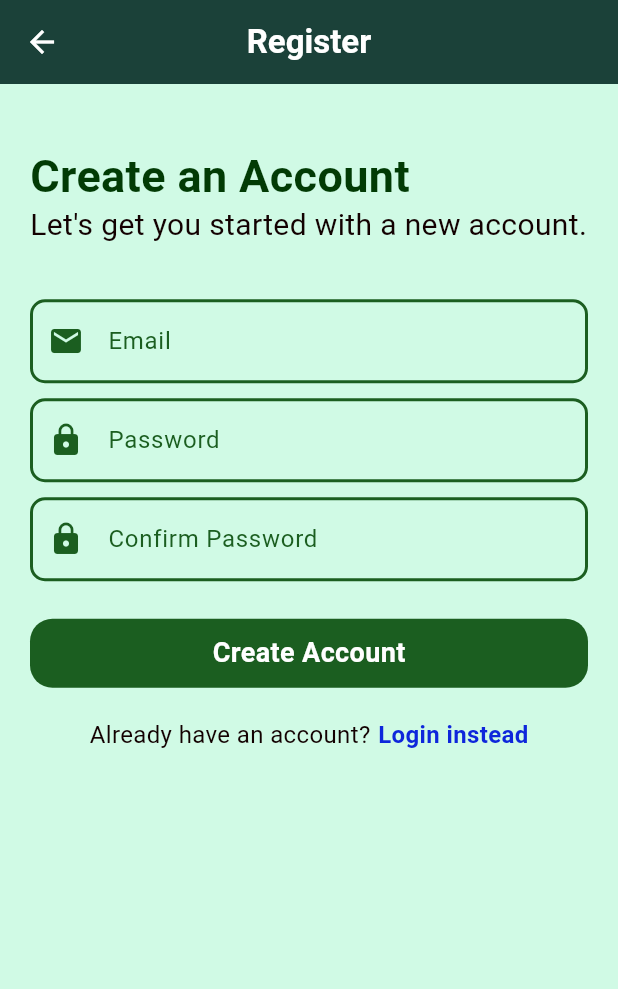
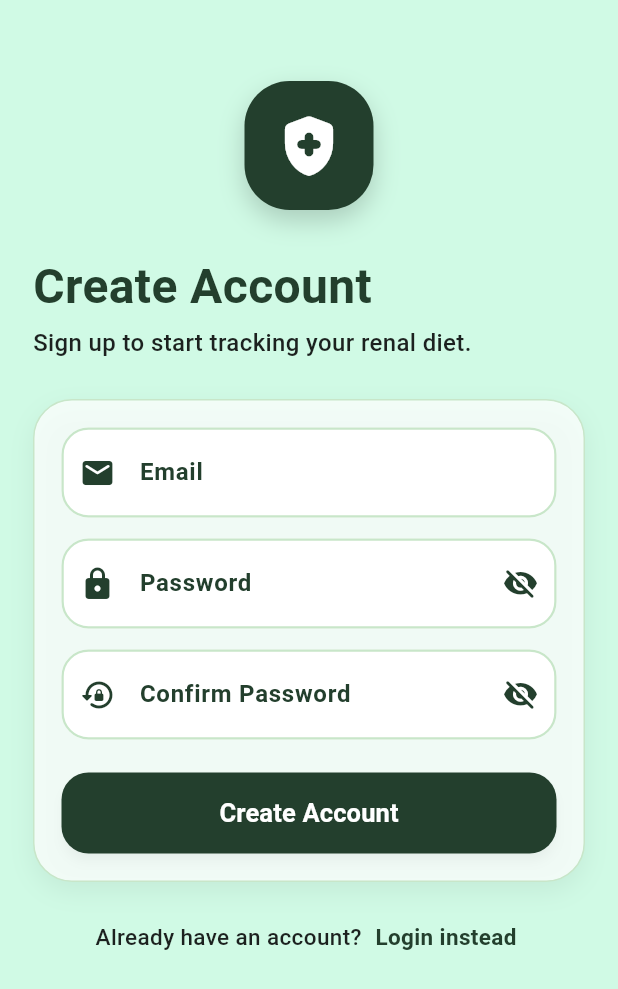
Before and after one commit to kirr24/RenalBites, a Flutter app: the RegisterScreen screen opened directly, on a phone screen of 412 x 824 dp. Shown: the top 989 px of the screen. Run offline on Flutter 3.47's test engine with Material 3 defaults, Android fonts, the phone set to English and light mode, and no system bars; our stand-ins replace cloud_firestore, curved_navigation_bar, firebase_auth, firebase_core, firebase_storage, fl_chart and 2 more; accounts and stored records are empty.

Commit message:
Update register_screen.dart

```diff
--- a/lib/screens/register_screen.dart
+++ b/lib/screens/register_screen.dart
@@ -1,10 +1,10 @@
 import 'package:firebase_auth/firebase_auth.dart';
 import 'package:flutter/material.dart';
 import 'package:renalbites/screens/createprofile_screen.dart';
-import 'login_screen.dart';
 
 class RegisterScreen extends StatefulWidget {
   final VoidCallback showLoginScreen;
+
   const RegisterScreen({super.key, required this.showLoginScreen});
 
   @override
@@ -12,13 +12,16 @@ class RegisterScreen extends StatefulWidget {
 }
 
 class _RegisterScreenState extends State<RegisterScreen> {
-  // text controllers for email and password fields
   final TextEditingController _emailController = TextEditingController();
   final TextEditingController _passwordController = TextEditingController();
   final TextEditingController _confirmPasswordController =
       TextEditingController();
 
-  @override // Dispose of the controllers when the widget is removed from the widget tree to free up resources and prevent memory leaks.
+  bool _isLoading = false;
+  bool _obscurePassword = true;
+  bool _obscureConfirmPassword = true;
+
+  @override
   void dispose() {
     _emailController.dispose();
     _passwordController.dispose();
@@ -32,18 +35,32 @@ class _RegisterScreenState extends State<RegisterScreen> {
   }
 
   Future<bool> createAccount() async {
+    final email = _emailController.text.trim();
+    final password = _passwordController.text.trim();
+    final confirmPassword = _confirmPasswordController.text.trim();
+
+    if (email.isEmpty || password.isEmpty || confirmPassword.isEmpty) {
+      ScaffoldMessenger.of(context).showSnackBar(
+        const SnackBar(content: Text('Please fill in all fields')),
+      );
+      return false;
+    }
+
     if (!passwordConfirmed()) {
       ScaffoldMessenger.of(
         context,
-      ).showSnackBar(SnackBar(content: Text('Passwords do not match')));
+      ).showSnackBar(const SnackBar(content: Text('Passwords do not match')));
       return false;
     }
 
     try {
+      setState(() => _isLoading = true);
+
       await FirebaseAuth.instance.createUserWithEmailAndPassword(
-        email: _emailController.text.trim(),
-        password: _passwordController.text.trim(),
+        email: email,
+        password: password,
       );
+
       return true;
     } on FirebaseAuthException catch (e) {
       String message = 'Registration failed';
@@ -59,209 +76,286 @@ class _RegisterScreenState extends State<RegisterScreen> {
       ScaffoldMessenger.of(
         context,
       ).showSnackBar(SnackBar(content: Text(message)));
+
       return false;
     } catch (e) {
       ScaffoldMessenger.of(
         context,
       ).showSnackBar(SnackBar(content: Text('Error: $e')));
       return false;
+    } finally {
+      if (mounted) {
+        setState(() => _isLoading = false);
       }
+    }
+  }
+
+  InputDecoration inputDecoration({
+    required String label,
+    required IconData icon,
+    Widget? suffixIcon,
+  }) {
+    return InputDecoration(
+      labelText: label,
+      labelStyle: const TextStyle(
+        color: Color.fromARGB(255, 35, 63, 45),
+        fontWeight: FontWeight.w600,
+      ),
+      prefixIcon: Icon(icon, color: const Color.fromARGB(255, 35, 63, 45)),
+      suffixIcon: suffixIcon,
+      filled: true,
+      fillColor: Colors.white,
+      contentPadding: const EdgeInsets.symmetric(horizontal: 18, vertical: 18),
+      enabledBorder: OutlineInputBorder(
+        borderRadius: BorderRadius.circular(18),
+        borderSide: BorderSide(color: Colors.green.shade100, width: 1.5),
+      ),
+      focusedBorder: OutlineInputBorder(
+        borderRadius: BorderRadius.circular(18),
+        borderSide: const BorderSide(
+          color: Color.fromARGB(255, 35, 63, 45),
+          width: 2,
+        ),
+      ),
+      errorBorder: OutlineInputBorder(
+        borderRadius: BorderRadius.circular(18),
+        borderSide: const BorderSide(color: Colors.red, width: 1.5),
+      ),
+      focusedErrorBorder: OutlineInputBorder(
+        borderRadius: BorderRadius.circular(18),
+        borderSide: const BorderSide(color: Colors.red, width: 2),
+      ),
+    );
   }
 
   @override
   Widget build(BuildContext context) {
     return Scaffold(
       backgroundColor: const Color.fromARGB(255, 208, 250, 229),
-      appBar: AppBar(
-        title: const Text(
-          'Register',
-          style: TextStyle(fontWeight: FontWeight.bold),
-        ),
-        centerTitle: true,
-      ),
-
-      body: SingleChildScrollView(
+      body: SafeArea(
+        child: SingleChildScrollView(
+          padding: const EdgeInsets.symmetric(horizontal: 22, vertical: 24),
           child: Column(
-          mainAxisAlignment: MainAxisAlignment.start,
             crossAxisAlignment: CrossAxisAlignment.start,
             children: [
-            SizedBox(
-              height: 40,
-            ), //contol the space between the top and the image
-
-            Padding(
-              padding: EdgeInsets.only(left: 20, bottom: 0.5),
-              child: Text(
-                'Create an Account',
-                style: TextStyle(
-                  fontSize: 30,
-                  fontWeight: FontWeight.bold,
-                  color: const Color.fromARGB(255, 2, 59, 5),
+              const SizedBox(height: 30),
+              Center(
+                child: Container(
+                  width: 86,
+                  height: 86,
+                  decoration: BoxDecoration(
+                    color: const Color.fromARGB(255, 35, 63, 45),
+                    borderRadius: BorderRadius.circular(30),
+                    boxShadow: [
+                      BoxShadow(
+                        color: Colors.black.withOpacity(0.18),
+                        blurRadius: 14,
+                        offset: const Offset(0, 7),
+                      ),
+                    ],
+                  ),
+                  child: const Icon(
+                    Icons.health_and_safety_rounded,
+                    color: Colors.white,
+                    size: 48,
                   ),
                 ),
               ),
 
-            Padding(
-              padding: EdgeInsets.only(left: 20),
-              child: Text(
-                'Let\'s get you started with a new account.',
+              const SizedBox(height: 28),
+
+              const Text(
+                'Create Account',
                 style: TextStyle(
-                  fontStyle: FontStyle.normal,
-                  fontSize: 20,
-                  height: 1.0,
-                  fontWeight: FontWeight.normal,
-                  color: const Color.fromARGB(255, 19, 1, 1),
+                  fontSize: 32,
+                  fontWeight: FontWeight.bold,
+                  color: Color.fromARGB(255, 35, 63, 45),
+                ),
+              ),
+
+              const SizedBox(height: 4),
+
+              const Text(
+                'Sign up to start tracking your renal diet.',
+                style: TextStyle(
+                  fontSize: 16,
+                  height: 1.35,
+                  color: Colors.black87,
+                  fontWeight: FontWeight.w500,
+                ),
+              ),
+
+              const SizedBox(height: 26),
+
+              Container(
+                padding: const EdgeInsets.all(18),
+                decoration: BoxDecoration(
+                  color: Colors.white.withOpacity(0.75),
+                  borderRadius: BorderRadius.circular(26),
+                  border: Border.all(color: Colors.green.shade100),
+                  boxShadow: [
+                    BoxShadow(
+                      color: Colors.black.withOpacity(0.06),
+                      blurRadius: 14,
+                      offset: const Offset(0, 6),
+                    ),
+                  ],
+                ),
+                child: Column(
+                  children: [
+                    TextField(
+                      controller: _emailController,
+                      keyboardType: TextInputType.emailAddress,
+                      decoration: inputDecoration(
+                        label: 'Email',
+                        icon: Icons.email_rounded,
+                      ),
+                    ),
+
+                    const SizedBox(height: 14),
+
+                    TextField(
+                      controller: _passwordController,
+                      obscureText: _obscurePassword,
+                      decoration: inputDecoration(
+                        label: 'Password',
+                        icon: Icons.lock_rounded,
+                        suffixIcon: IconButton(
+                          icon: Icon(
+                            _obscurePassword
+                                ? Icons.visibility_off_rounded
+                                : Icons.visibility_rounded,
+                            color: const Color.fromARGB(255, 35, 63, 45),
+                          ),
+                          onPressed: () {
+                            setState(() {
+                              _obscurePassword = !_obscurePassword;
+                            });
+                          },
                         ),
                       ),
                     ),
 
-            SizedBox(height: 40),
+                    const SizedBox(height: 14),
 
-            Padding(
-              padding: EdgeInsets.symmetric(horizontal: 20),
-              child: TextField(
-                controller: _emailController,
-                decoration: InputDecoration(
-                  labelText: 'Email',
-                  labelStyle: TextStyle(color: Colors.green[900]),
-                  prefixIcon: Icon(Icons.email, color: Colors.green[900]),
-                  enabledBorder: OutlineInputBorder(
-                    borderRadius: BorderRadius.circular(10),
-                    borderSide: BorderSide(color: Colors.green[900]!, width: 2),
+                    TextField(
+                      controller: _confirmPasswordController,
+                      obscureText: _obscureConfirmPassword,
+                      decoration: inputDecoration(
+                        label: 'Confirm Password',
+                        icon: Icons.lock_reset_rounded,
+                        suffixIcon: IconButton(
+                          icon: Icon(
+                            _obscureConfirmPassword
+                                ? Icons.visibility_off_rounded
+                                : Icons.visibility_rounded,
+                            color: const Color.fromARGB(255, 35, 63, 45),
                           ),
-                  focusedBorder: OutlineInputBorder(
-                    borderRadius: BorderRadius.circular(10),
-                    borderSide: BorderSide(color: Colors.green[700]!, width: 2),
-                  ),
+                          onPressed: () {
+                            setState(() {
+                              _obscureConfirmPassword =
+                                  !_obscureConfirmPassword;
+                            });
+                          },
                         ),
                       ),
                     ),
 
-            SizedBox(height: 10), //control the space between the text fields
+                    const SizedBox(height: 22),
 
-            Padding(
-              padding: EdgeInsets.symmetric(horizontal: 20),
-              child: TextField(
-                controller: _passwordController,
-                //obscureText: true, // Hide the password input
-                decoration: InputDecoration(
-                  labelText: 'Password',
-                  labelStyle: TextStyle(color: Colors.green[900]),
-                  prefixIcon: Icon(Icons.lock, color: Colors.green[900]),
-                  enabledBorder: OutlineInputBorder(
-                    borderRadius: BorderRadius.circular(10),
-                    borderSide: BorderSide(color: Colors.green[900]!, width: 2),
-                  ),
-                  focusedBorder: OutlineInputBorder(
-                    borderRadius: BorderRadius.circular(10),
-                    borderSide: BorderSide(color: Colors.green[700]!, width: 2),
-                  ),
-                ),
-              ),
-            ),
+                    SizedBox(
+                      width: double.infinity,
+                      height: 54,
+                      child: ElevatedButton(
+                        onPressed: _isLoading
+                            ? null
+                            : () async {
+                                final success = await createAccount();
 
-            SizedBox(height: 10),
-
-            Padding(
-              padding: EdgeInsets.symmetric(horizontal: 20),
-              child: TextField(
-                controller: _confirmPasswordController,
-                //obscureText: true, // Hide the password input
-                decoration: InputDecoration(
-                  labelText: 'Confirm Password',
-                  labelStyle: TextStyle(color: Colors.green[900]),
-                  prefixIcon: Icon(Icons.lock, color: Colors.green[900]),
-                  enabledBorder: OutlineInputBorder(
-                    borderRadius: BorderRadius.circular(10),
-                    borderSide: BorderSide(color: Colors.green[900]!, width: 2),
-                  ),
-                  focusedBorder: OutlineInputBorder(
-                    borderRadius: BorderRadius.circular(10),
-                    borderSide: BorderSide(color: Colors.green[700]!, width: 2),
-                  ),
-                ),
-              ),
-            ),
-
-            SizedBox(height: 25),
-
-            Padding(
-              padding: const EdgeInsets.symmetric(horizontal: 20),
-              child: GestureDetector(
-                onTap: () async {
-                  bool success = await createAccount();
-
-                  // Navigate to the CreateProfileScreen after successful account creation
                                 if (success && mounted) {
-                    Navigator.push(
+                                  Navigator.pushReplacement(
                                     context,
                                     MaterialPageRoute(
                                       builder: (context) => CreateprofileScreen(
-                          showRegisterScreen: () => Navigator.pop(context),
+                                        showRegisterScreen: () =>
+                                            Navigator.pop(context),
                                       ),
                                     ),
                                   );
                                 }
                               },
-                child: Container(
-                  padding: EdgeInsets.all(10),
-                  decoration: BoxDecoration(
-                    color: Colors.green[900],
-                    borderRadius: BorderRadius.circular(15),
+                        style: ElevatedButton.styleFrom(
+                          backgroundColor: const Color.fromARGB(
+                            255,
+                            35,
+                            63,
+                            45,
                           ),
-                  child: Center(
-                    child: Text(
+                          disabledBackgroundColor: Colors.grey.shade500,
+                          elevation: 3,
+                          shadowColor: Colors.black.withOpacity(0.18),
+                          shape: RoundedRectangleBorder(
+                            borderRadius: BorderRadius.circular(18),
+                          ),
+                        ),
+                        child: _isLoading
+                            ? const SizedBox(
+                                width: 24,
+                                height: 24,
+                                child: CircularProgressIndicator(
+                                  color: Colors.white,
+                                  strokeWidth: 2.5,
+                                ),
+                              )
+                            : const Text(
                                 'Create Account',
                                 style: TextStyle(
                                   color: Colors.white,
-                        fontSize: 18,
+                                  fontSize: 17,
                                   fontWeight: FontWeight.bold,
                                 ),
                               ),
                       ),
                     ),
+                  ],
                 ),
               ),
 
-            SizedBox(height: 20),
+              const SizedBox(height: 22),
 
               Row(
                 mainAxisAlignment: MainAxisAlignment.center,
                 children: [
-                Text(
+                  const Text(
                     'Already have an account?',
                     style: TextStyle(
-                    fontSize: 16,
-                    fontWeight: FontWeight.normal,
-                    color: const Color.fromARGB(255, 19, 1, 1),
+                      fontSize: 15,
+                      color: Colors.black87,
+                      fontWeight: FontWeight.w500,
                     ),
                   ),
-                SizedBox(width: 5),
-
+                  const SizedBox(width: 5),
                   InkWell(
-                  onTap: () {
-                    // Navigate to the RegisterScreen when tapped
-                    Navigator.push(
-                      context,
-                      MaterialPageRoute(
-                        builder: (context) => LoginScreen(
-                          showRegisterScreen: () => Navigator.pop(context),
-                        ),
-                      ),
-                    );
-                  },
+                    borderRadius: BorderRadius.circular(8),
+                    onTap: widget.showLoginScreen,
+                    child: const Padding(
+                      padding: EdgeInsets.symmetric(horizontal: 4, vertical: 4),
                       child: Text(
                         'Login instead',
                         style: TextStyle(
-                      fontSize: 16,
-                      color: const Color.fromARGB(255, 14, 38, 219),
+                          fontSize: 15,
+                          color: Color.fromARGB(255, 35, 63, 45),
                           fontWeight: FontWeight.bold,
+                        ),
                       ),
                     ),
                   ),
                 ],
               ),
+
+              const SizedBox(height: 20),
             ],
+          ),
         ),
       ),
     );
```
Lines whose indentation alone changed are shown as unchanged.
